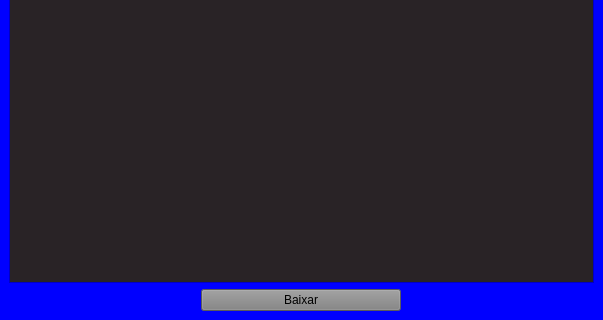
This is com_gui/downanime.ui in MrM4rc/DownAnime-old as Qt 5 draws it before an edit; both pictures show x 0 to 603 and y 154 to 474 of the 603 by 474 pixel window. The edited form follows.
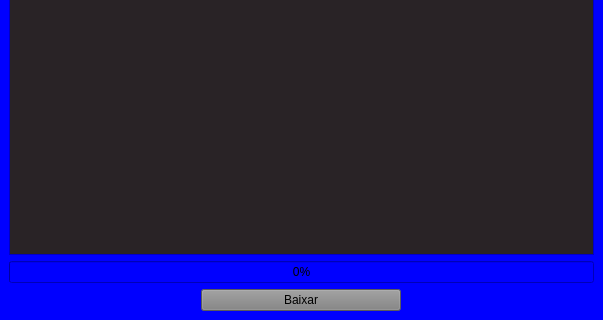
This is the edited form.

```diff
--- a/com_gui/downanime.ui
+++ b/com_gui/downanime.ui
@@ -80,7 +80,7 @@
          <x>0</x>
          <y>0</y>
          <width>583</width>
-         <height>345</height>
+         <height>311</height>
         </rect>
        </property>
        <property name="styleSheet">
@@ -94,6 +94,13 @@
       </widget>
      </widget>
     </item>
+    <item>
+     <widget class="QProgressBar" name="progressBar">
+      <property name="value">
+       <number>0</number>
+      </property>
+     </widget>
+    </item>
     <item>
      <layout class="QHBoxLayout" name="area_resultados">
       <property name="rightMargin">
```
